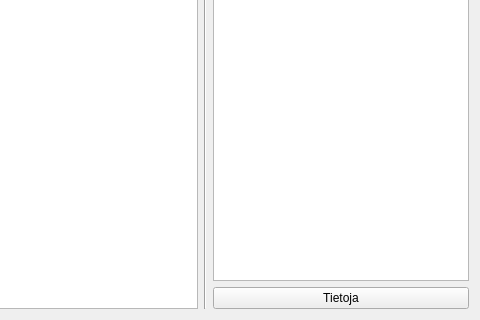
Before: the Qt Designer form kitupiikki/aloitussivu/aloitus.ui in artoh/kitupiikki, drawn with Qt 5; both pictures show x 284 to 764 and y 179 to 499 of the 764 by 499 pixel window.
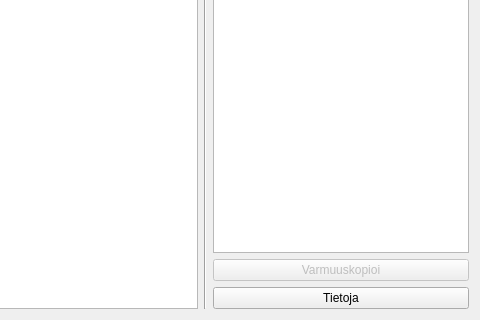
After: the same form once the commit is applied. Icons and pictures are not drawn.

```diff
--- a/kitupiikki/aloitussivu/aloitus.ui
+++ b/kitupiikki/aloitussivu/aloitus.ui
@@ -117,6 +117,20 @@
      <item>
       <widget class="QListWidget" name="viimeiset"/>
      </item>
+     <item>
+      <widget class="QPushButton" name="varmistaNappi">
+       <property name="enabled">
+        <bool>false</bool>
+       </property>
+       <property name="text">
+        <string>Varmuuskopioi</string>
+       </property>
+       <property name="icon">
+        <iconset resource="../pic/pic.qrc">
+         <normaloff>:/pic/talleta.png</normaloff>:/pic/talleta.png</iconset>
+       </property>
+      </widget>
+     </item>
      <item>
       <widget class="QPushButton" name="tietojaNappi">
        <property name="text">
```
